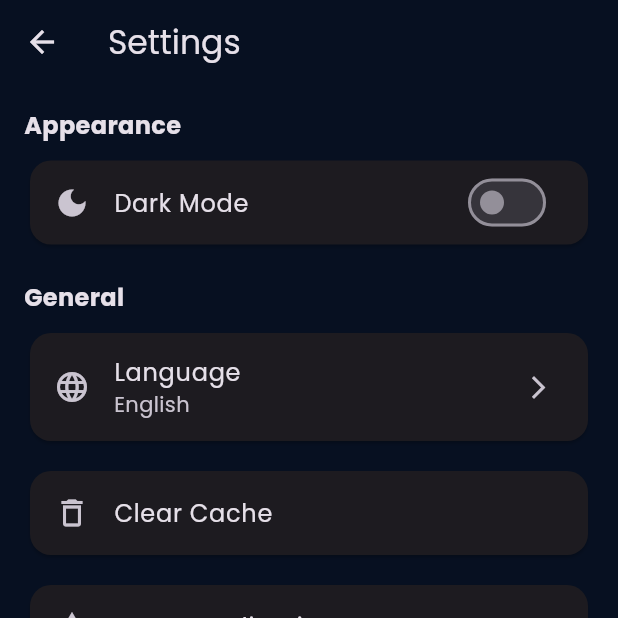
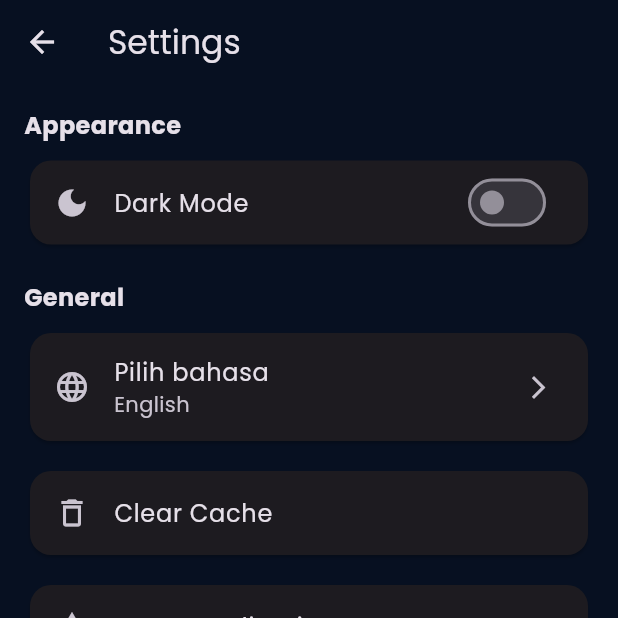
Before and after one commit to arielgarizky-stack/aplikasi-android-orion, a Flutter app: the SettingsPage screen opened directly, on a phone screen of 412 x 824 dp, the top half of it. Run offline on Flutter 3.47's test engine with Material 3 defaults, Android fonts, the phone set to English and light mode, and no system bars; our stand-ins replace flutter_svg, font_awesome_flutter, google_fonts, image_picker, shared_preferences, youtube_player_flutter; missing offline and left inert: syncfusion_flutter_pdfviewer; accounts and stored records are empty; statements that could not run were skipped; project files that could hold a hidden picture were left out.

Commit message:
initial commit

```diff
--- a/lib/pages/settings_page.dart
+++ b/lib/pages/settings_page.dart
@@ -78,7 +78,7 @@ class _SettingsPageState extends State<SettingsPage> {
                 borderRadius: BorderRadius.circular(14)),
             child: ListTile(
               leading: const Icon(Icons.language),
-              title: const Text("Language"),
+              title: const Text("Pilih bahasa"),
               subtitle: Text(selectedLanguage),
               trailing: const Icon(Icons.arrow_forward_ios, size: 18),
               onTap: () {
```
